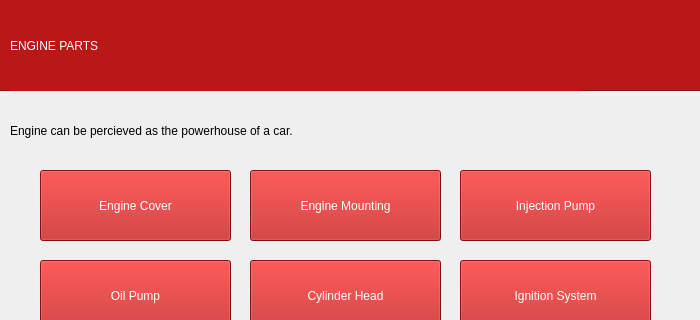
Before: the Qt Designer form gui_testing_modified/engineWindow.ui in CodingBoyBlah/Compooter-Projekt, drawn with Qt 5; both pictures show x 0 to 700 and y 0 to 320 of the 700 by 500 pixel window.
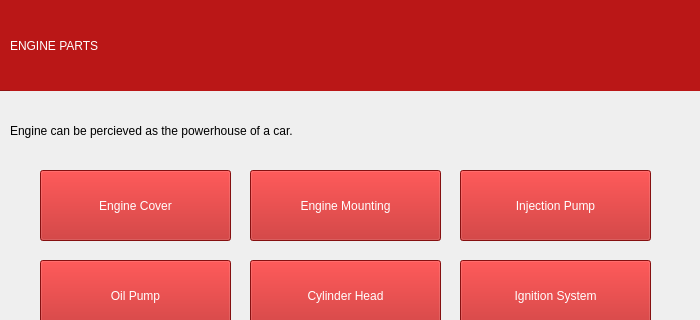
After: the same form once the commit is applied.

Commit message: Fixed UI. Main Window Fully Done ggs

Patch:
```diff
--- a/gui_testing_modified/engineWindow.ui
+++ b/gui_testing_modified/engineWindow.ui
@@ -38,7 +38,7 @@
       <rect>
        <x>30</x>
        <y>20</y>
-       <width>571</width>
+       <width>691</width>
        <height>91</height>
       </rect>
      </property>
```
Left out of the diff: 14 changed lines with no effect on the pictures. The commit also changes 4 other files.
